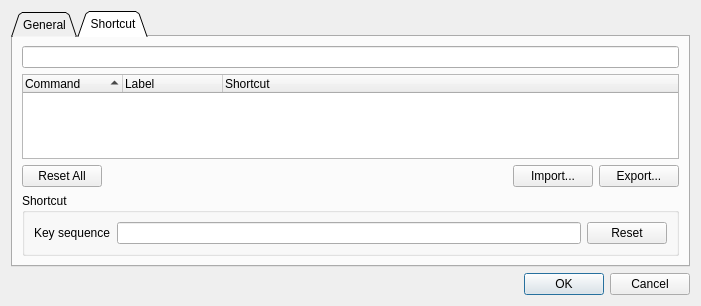
Before: the Qt Designer form editorconfig.ui in ascetic85/LevelEditor-NG, drawn with Qt 5.
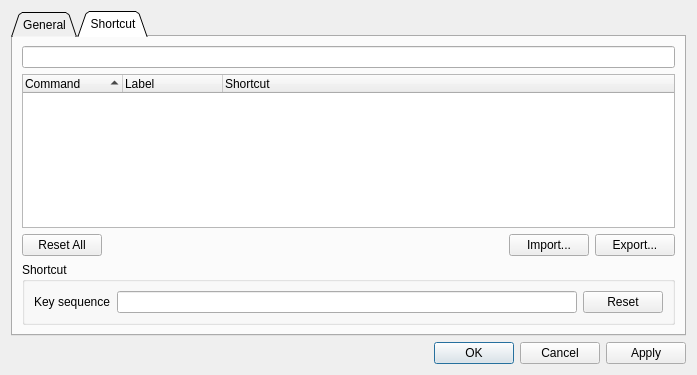
After: the same form once the commit is applied. Custom widgets are drawn as their Qt base class.

```diff
--- a/editorconfig.ui
+++ b/editorconfig.ui
@@ -6,15 +6,17 @@
    <rect>
     <x>0</x>
     <y>0</y>
-    <width>701</width>
-    <height>306</height>
+    <width>697</width>
+    <height>375</height>
    </rect>
   </property>
   <property name="windowTitle">
    <string>Form</string>
   </property>
   <layout class="QGridLayout" name="gridLayout">
-   <item row="1" column="0">
+   <item row="0" column="0">
+    <layout class="QVBoxLayout" name="verticalLayout_3">
+     <item>
     <widget class="QTabWidget" name="settingsTabWidget">
      <property name="tabShape">
       <enum>QTabWidget::Triangular</enum>
@@ -242,12 +244,38 @@
      </widget>
     </widget>
    </item>
-   <item row="2" column="0">
+     <item>
+      <layout class="QHBoxLayout" name="horizontalLayout_6">
+       <item>
+        <spacer name="horizontalSpacer_3">
+         <property name="orientation">
+          <enum>Qt::Horizontal</enum>
+         </property>
+         <property name="sizeHint" stdset="0">
+          <size>
+           <width>40</width>
+           <height>20</height>
+          </size>
+         </property>
+        </spacer>
+       </item>
+       <item>
     <widget class="QDialogButtonBox" name="buttonBox">
      <property name="standardButtons">
       <set>QDialogButtonBox::Cancel|QDialogButtonBox::Ok</set>
      </property>
     </widget>
+       </item>
+       <item>
+        <widget class="QPushButton" name="applyButton">
+         <property name="text">
+          <string>Apply</string>
+         </property>
+        </widget>
+       </item>
+      </layout>
+     </item>
+    </layout>
    </item>
   </layout>
  </widget>
```
Lines whose indentation alone changed are shown as unchanged.
